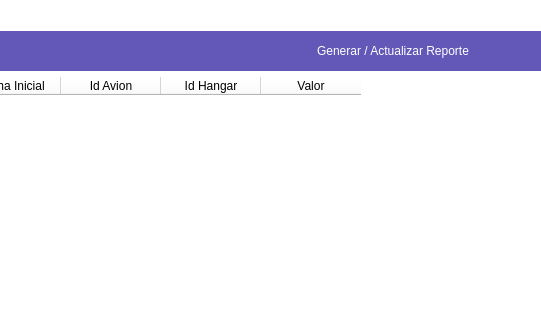
Old version of the form GUI/Resources/UI/ReporteReservas.ui in the repository difer19/Gestor-de-Hangares; both pictures show x 150 to 691 and y 0 to 320 of the 1086 by 626 pixel window.
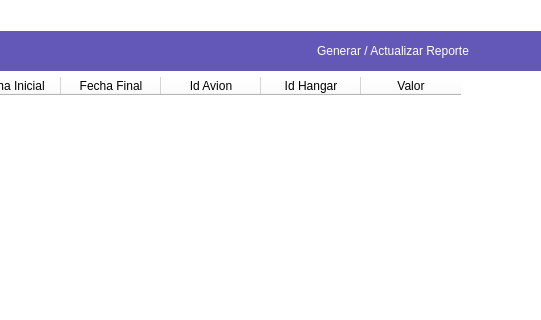
New version of the form.

What changed in the file:
```diff
--- a/GUI/Resources/UI/ReporteReservas.ui
+++ b/GUI/Resources/UI/ReporteReservas.ui
@@ -118,6 +118,11 @@
        <string>Fecha Inicial</string>
       </property>
      </column>
+     <column>
+      <property name="text">
+       <string>Fecha Final</string>
+      </property>
+     </column>
      <column>
       <property name="text">
        <string>Id Avion</string>
```
